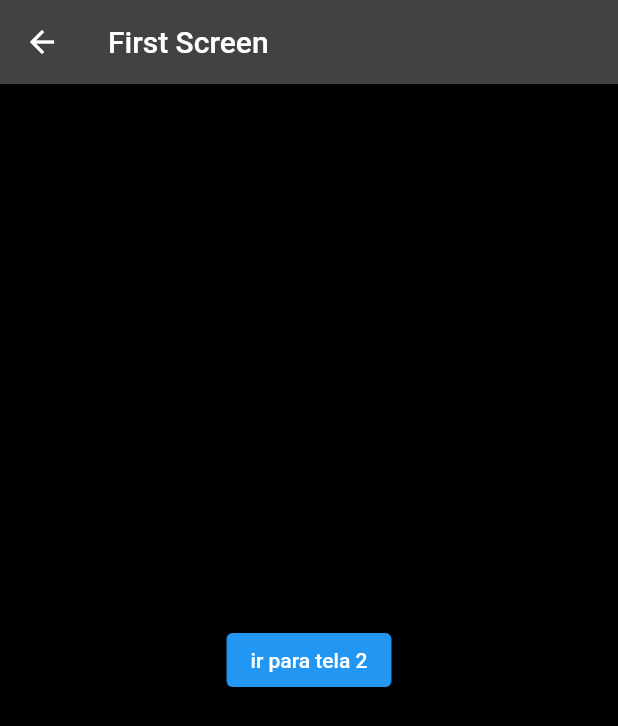
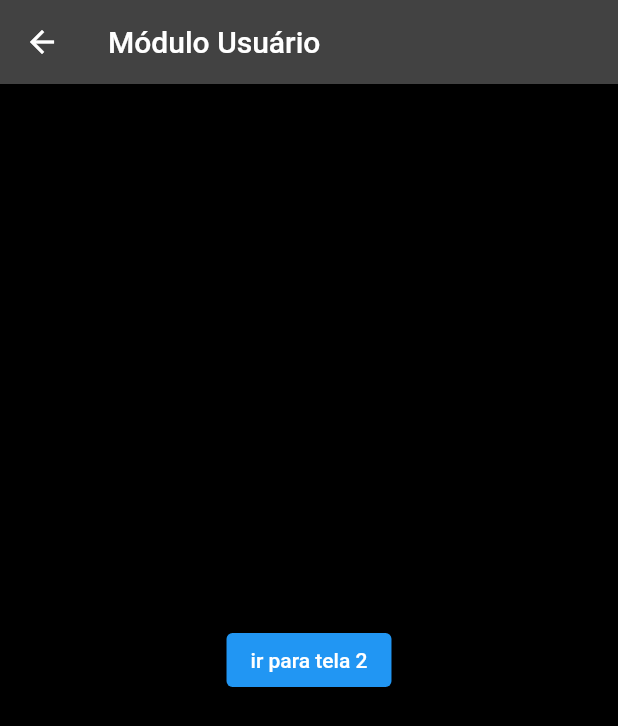
Before and after one commit to VictorRyan3612/POO_Orientada-a-objetos, a Flutter app: the screen it shows after launch, after a tap on "Usuario", on a phone screen of 412 x 824 dp. Shown: the top 726 px of the screen. Run offline on Flutter 3.47's test engine with Material 2 defaults, Android fonts, the phone set to English and light mode, and no system bars; our stand-ins replace flutter_hooks.

Commit message:
Tela menu v1.0.2

```diff
--- a/sig_custumer/lib/modulo_midias.dart
+++ b/sig_custumer/lib/modulo_midias.dart
@@ -8,7 +8,7 @@ class ModuloMidia extends StatelessWidget {
   Widget build(BuildContext context) {
     return Scaffold(
       appBar: AppBar(
-        title: const Text('Third Screen'),
+        title: const Text('Módulo Midias'),
       ),
       body: Center(
         child: ElevatedButton(
--- a/sig_custumer/lib/modulo_redes.dart
+++ b/sig_custumer/lib/modulo_redes.dart
@@ -8,7 +8,7 @@ class ModuloRedes extends StatelessWidget {
   Widget build(BuildContext context) {
     return Scaffold(
       appBar: AppBar(
-        title: const Text('Second Screen'),
+        title: const Text('Módulo Redes sociais'),
       ),
       body: Center(
         child: ElevatedButton(
--- a/sig_custumer/lib/modulo_usuario.dart
+++ b/sig_custumer/lib/modulo_usuario.dart
@@ -8,7 +8,7 @@ class ModuloUsuario extends StatelessWidget {
   Widget build(BuildContext context) {
     return Scaffold(
       appBar: AppBar(
-        title: const Text('First Screen'),
+        title: const Text('Módulo Usuário'),
       ),
       body: Center(
         child: ElevatedButton(
--- a/sig_custumer/lib/tela_menu.dart
+++ b/sig_custumer/lib/tela_menu.dart
@@ -9,7 +9,7 @@ class TelaMenu extends StatelessWidget {
   Widget build(BuildContext context) {
     return Scaffold(
       appBar: AppBar(
-        title: const Text('Tela 0'),
+        title: const Text('Menu Principal'),
       ),
       body: SafeArea(
         child: Center(
```
